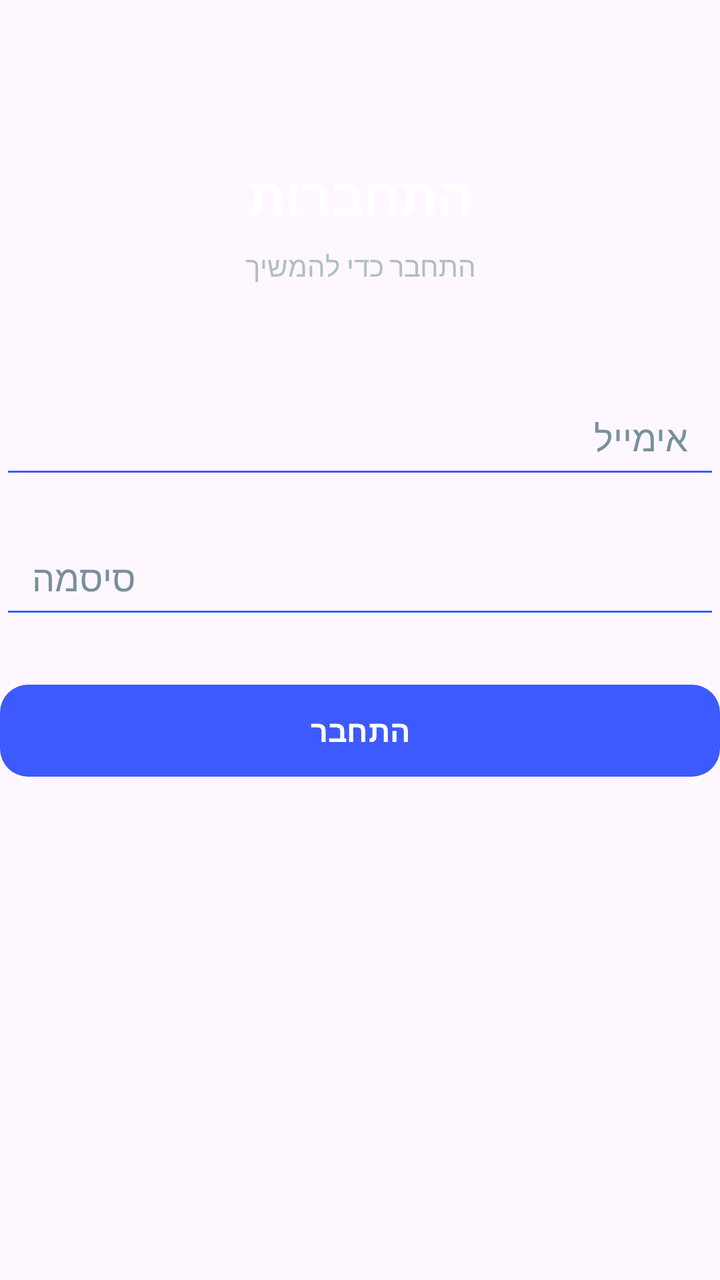
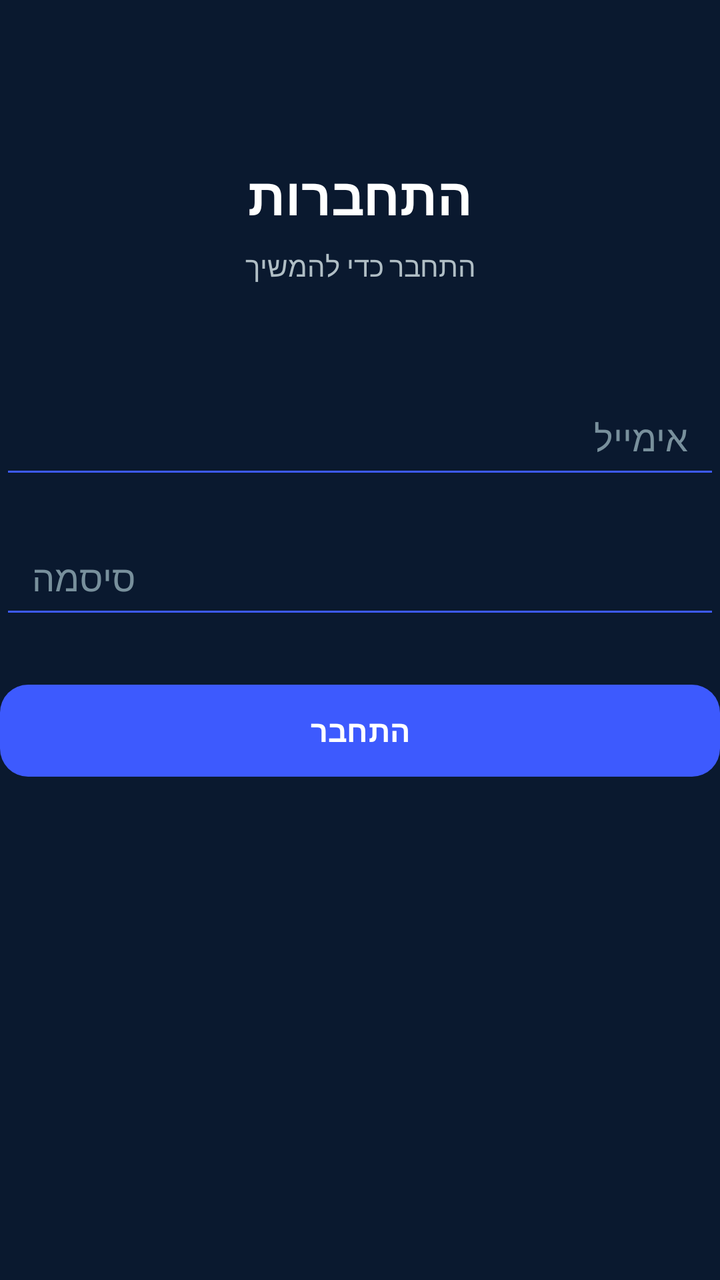

The first picture is an Android layout as it rendered before a commit; the second is the same layout after the commit. The layout source and the unified diff follow.
<!-- AndroidManifest.xml: application theme Theme.Library -->
<!-- res/layout/activity_login.xml -->
<?xml version="1.0" encoding="utf-8"?>
<androidx.constraintlayout.widget.ConstraintLayout xmlns:android="http://schemas.android.com/apk/res/android"
    xmlns:app="http://schemas.android.com/apk/res-auto"
    xmlns:tools="http://schemas.android.com/tools"
    android:id="@+id/main"
    android:layout_width="match_parent"
    android:layout_height="match_parent"
    tools:context=".LoginActivity">

    
    <TextView
        android:id="@+id/tvLoginTitle"
        android:layout_width="wrap_content"
        android:layout_height="wrap_content"
        android:text="התחברות"
        android:textSize="26sp"
        android:textStyle="bold"
        android:textColor="#FFFFFF"
        android:layout_marginTop="80dp"
        app:layout_constraintTop_toTopOf="parent"
        app:layout_constraintStart_toStartOf="parent"
        app:layout_constraintEnd_toEndOf="parent" />

    
    <TextView
        android:id="@+id/tvLoginSubtitle"
        android:layout_width="wrap_content"
        android:layout_height="wrap_content"
        android:text="התחבר כדי להמשיך"
        android:textSize="14sp"
        android:textColor="#B0BEC5"
        android:layout_marginTop="8dp"
        app:layout_constraintTop_toBottomOf="@+id/tvLoginTitle"
        app:layout_constraintStart_toStartOf="parent"
        app:layout_constraintEnd_toEndOf="parent" />

    
    <EditText
        android:id="@+id/etLoginEmail"
        android:layout_width="0dp"
        android:layout_height="54dp"
        android:hint="אימייל"
        android:textColor="#FFFFFF"
        android:textColorHint="#78909C"
        android:backgroundTint="#3D5AFE"
        android:inputType="textEmailAddress"
        android:paddingStart="16dp"
        android:paddingEnd="16dp"
        android:layout_marginTop="48dp"
        app:layout_constraintTop_toBottomOf="@+id/tvLoginSubtitle"
        app:layout_constraintStart_toStartOf="parent"
        app:layout_constraintEnd_toEndOf="parent" />

    
    <EditText
        android:id="@+id/etLoginPassword"
        android:layout_width="0dp"
        android:layout_height="54dp"
        android:hint="סיסמה"
        android:textColor="#FFFFFF"
        android:textColorHint="#78909C"
        android:backgroundTint="#3D5AFE"
        android:inputType="textPassword"
        android:paddingStart="16dp"
        android:paddingEnd="16dp"
        android:layout_marginTop="16dp"
        app:layout_constraintTop_toBottomOf="@+id/etLoginEmail"
        app:layout_constraintStart_toStartOf="parent"
        app:layout_constraintEnd_toEndOf="parent" />

    
    <com.google.android.material.button.MaterialButton
        android:id="@+id/btnLoginSubmit"
        android:layout_width="0dp"
        android:layout_height="54dp"
        android:text="התחבר"
        android:textSize="15sp"
        android:textStyle="bold"
        app:backgroundTint="#3D5AFE"
        app:cornerRadius="14dp"
        android:layout_marginTop="24dp"
        app:layout_constraintTop_toBottomOf="@+id/etLoginPassword"
        app:layout_constraintStart_toStartOf="parent"
        app:layout_constraintEnd_toEndOf="parent" />

</androidx.constraintlayout.widget.ConstraintLayout>
<!-- resources referenced by this layout -->
<resources>
  <style name="Theme.Library" parent="Base.Theme.Library" />
  <style name="Base.Theme.Library" parent="Theme.Material3.DayNight.NoActionBar">
          
          
      </style>
</resources>

<!-- the commit's change to res/layout/activity_login.xml (unified diff, before → after) -->
@@ -5,6 +5,7 @@
     android:id="@+id/main"
     android:layout_width="match_parent"
     android:layout_height="match_parent"
+    android:background="#0A192F"
     tools:context=".LoginActivity">
 
     
